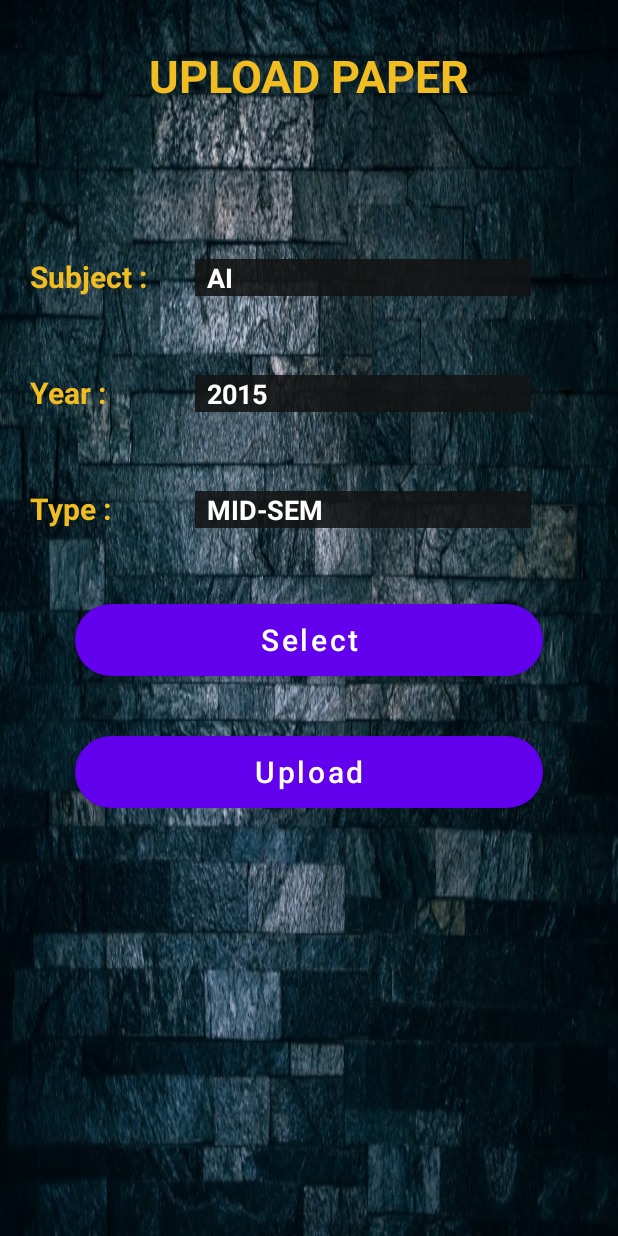
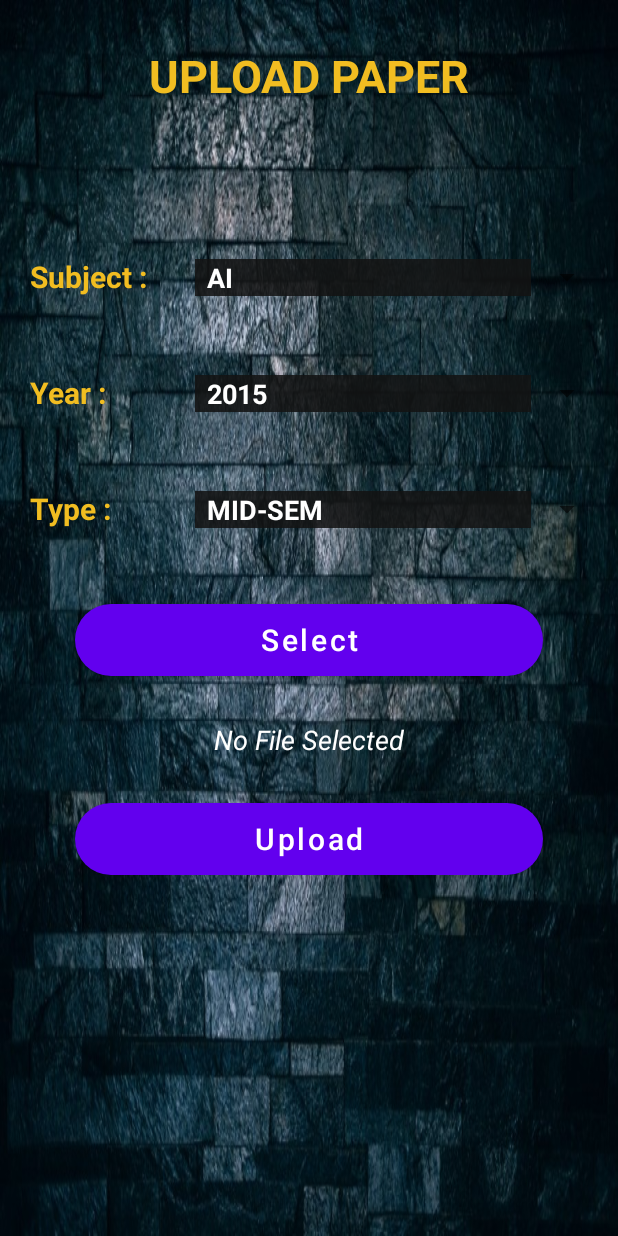
Before and after one commit to ReetamBis/PandoraApp, an Android app: the question_paper_upload screen opened directly, with no data from a screen before it, on a phone screen of 412 x 824 dp. Run offline under Robolectric (Android 15) with nearby library versions, the phone set to English and light mode, and no system bars; our stand-ins replace Firebase (no records; nobody signed in at launch, a user with empty details on screens opened directly).

Commit message:
Upload Created

```diff
--- a/app/src/main/AndroidManifest.xml
+++ b/app/src/main/AndroidManifest.xml
@@ -1,6 +1,8 @@
 <?xml version="1.0" encoding="utf-8"?>
 <manifest xmlns:android="http://schemas.android.com/apk/res/android"
     package="com.example.pandora">
+    <uses-permission android:name="android.permission.INTERNET"></uses-permission>
+    <uses-permission android:name="android.permission.READ_EXTERNAL_STORAGE"></uses-permission>
 
     <application
         android:allowBackup="true"
--- a/app/src/main/res/layout/activity_question_paper_upload.xml
+++ b/app/src/main/res/layout/activity_question_paper_upload.xml
@@ -152,20 +152,33 @@
                 android:layout_marginEnd="50dp"
                 android:background="@drawable/button_login"
                 android:backgroundTint="#10173C"
+                android:onClick="onUploadpaper"
                 android:text="Select"
                 android:textAllCaps="false"
                 android:textColor="@color/white"
                 android:textSize="20sp" />
+
+            <TextView
+                android:id="@+id/notify"
+                android:layout_width="match_parent"
+                android:layout_height="wrap_content"
+                android:layout_marginTop="30dp"
+                android:text="No File Selected"
+                android:textAlignment="center"
+                android:textColor="@color/white"
+                android:textSize="18sp"
+                android:textStyle="italic" />
 
             <Button
                 android:id="@+id/upload"
                 android:layout_width="match_parent"
                 android:layout_height="wrap_content"
                 android:layout_marginStart="50dp"
-                android:layout_marginTop="40dp"
+                android:layout_marginTop="30dp"
                 android:layout_marginEnd="50dp"
                 android:background="@drawable/button_login"
                 android:backgroundTint="#10173C"
+                android:onClick="onUploadpaper"
                 android:text="Upload"
                 android:textAllCaps="false"
                 android:textColor="@color/white"
```
Also changed, not shown: app/src/main/java/com/example/pandora/PrevPaper.java (+28 -3 lines), app/src/main/java/com/example/pandora/question_paper_upload.java (+100 -12 lines).
